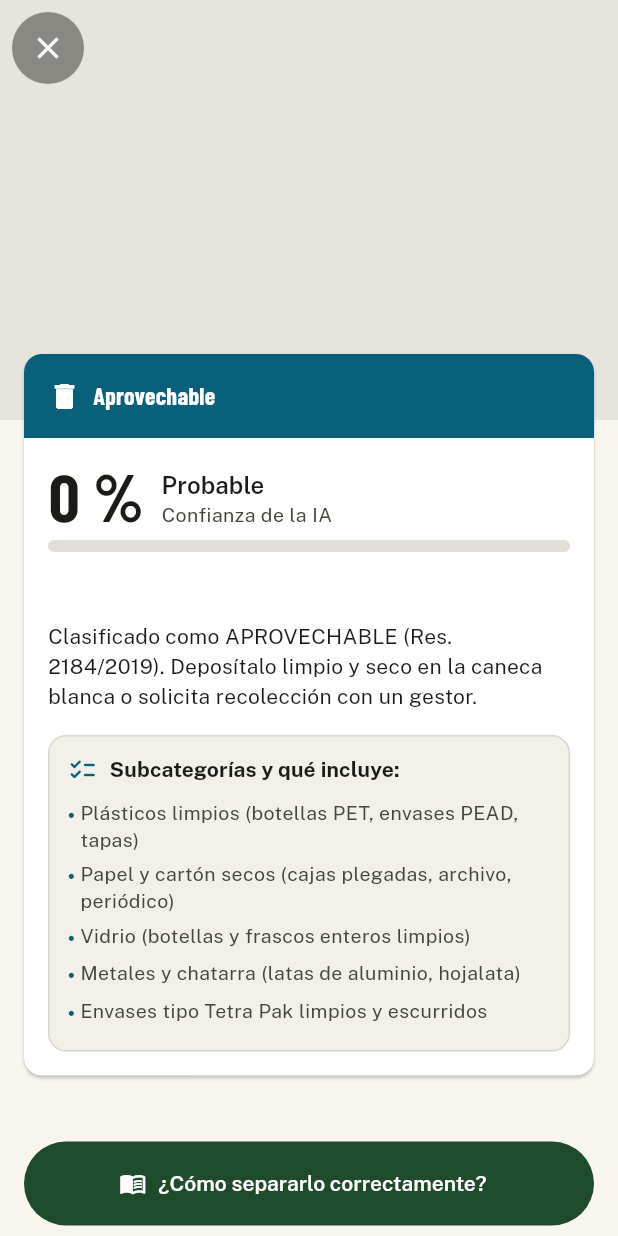
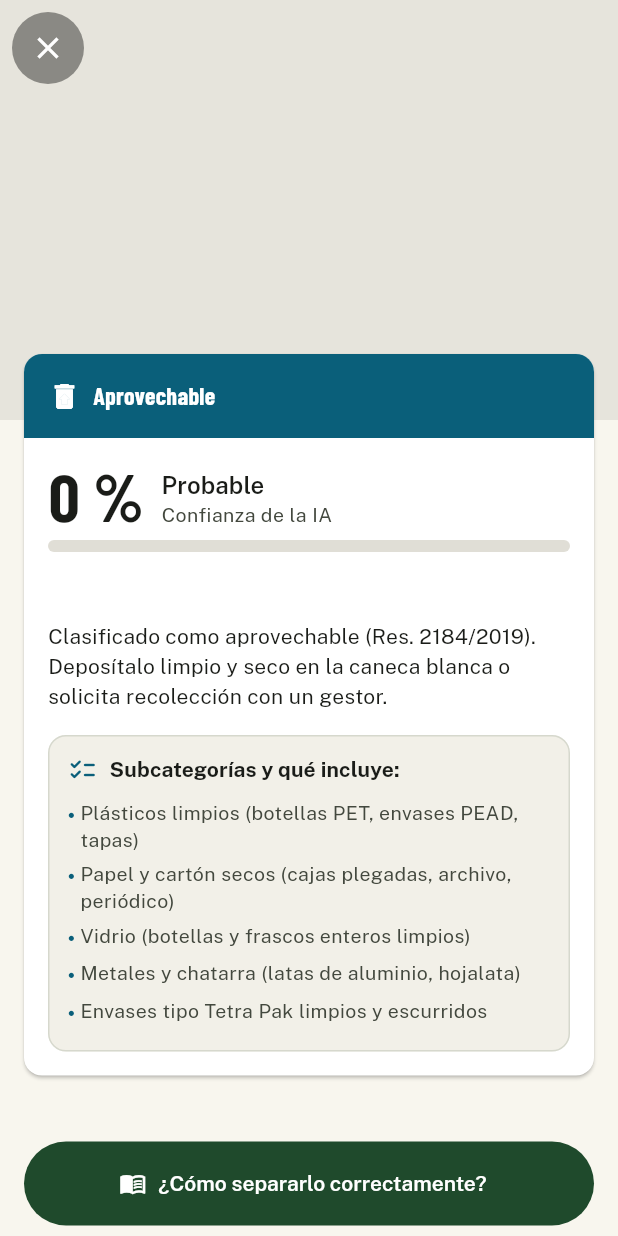
Before and after one commit to C3RLOSMORENO/EcoResiduos, a Flutter app: the ResultadoScreen screen opened directly with empty values, on a phone screen of 412 x 824 dp. Run offline on Flutter 3.47's test engine with Material 3 defaults, Android fonts, the phone set to English and light mode, and no system bars; our stand-ins replace cached_network_image, camera, file_picker, flutter_animate, geolocator, google_fonts and 5 more; missing offline and left inert: tflite_flutter; accounts and stored records are empty.

Commit message:
Normalizar textos a formato oracion y corregir enlaces normativos

```diff
--- a/app/lib/data/guia_categorias.dart
+++ b/app/lib/data/guia_categorias.dart
@@ -112,13 +112,13 @@ const subcategoriasPorCategoria = <Categoria, List<String>>{
 };
 
 // Enlace canónico a la Resolución 2184 de 2019 (Código Nacional de Colores).
-const _urlRes2184 = 'https://www.suin-juriscol.gov.co/viewDocument.asp?ruta=Resoluciones/30039705';
+const _urlRes2184 = 'https://www.minambiente.gov.co/wp-content/uploads/2021/08/resolucion-2184-de-2019.pdf';
 
 const guiasPorCategoria = <Categoria, GuiaCategoria>{
   Categoria.aprovechable: GuiaCategoria(
     normativa: 'Resolución 2184 de 2019 (MinAmbiente) / Decreto 1077 de 2015',
     urlNormativa: _urlRes2184,
-    codigoColor: 'Caneca o Bolsa Blanca (Aprovechables limpios)',
+    codigoColor: 'Caneca o bolsa blanca (aprovechables limpios)',
     articuloClave:
         'Separación en la fuente obligatoria de materiales limpios y secos para reincorporación al ciclo productivo.',
     queEs:
@@ -139,12 +139,12 @@ const guiasPorCategoria = <Categoria, GuiaCategoria>{
     entregar:
         'En la caneca o bolsa blanca, a la organización de recicladores de oficio de tu sector o a un gestor ambiental registrado en EcoResiduos.',
     consejoResultado:
-        'Clasificado como APROVECHABLE (Res. 2184/2019). Deposítalo limpio y seco en la caneca blanca o solicita recolección con un gestor.',
+        'Clasificado como aprovechable (Res. 2184/2019). Deposítalo limpio y seco en la caneca blanca o solicita recolección con un gestor.',
   ),
   Categoria.peligroso: GuiaCategoria(
     normativa: 'Decreto 1076 de 2015 (Título 6 - RESPEL) / Ley 1252 de 2008',
-    urlNormativa: 'https://www.suin-juriscol.gov.co/viewDocument.asp?id=30019960',
-    codigoColor: 'Canal Posconsumo / Gestor Licenciado (CRETIB)',
+    urlNormativa: 'https://www.minambiente.gov.co/wp-content/uploads/2021/06/Decreto-1076-de-2015.pdf',
+    codigoColor: 'Canal posconsumo / gestor licenciado (CRETIB)',
     articuloClave:
         'Prohibición estricta de disposición en rellenos sanitarios o espacio público; manejo exclusivo por gestores autorizados.',
     queEs:
@@ -165,12 +165,12 @@ const guiasPorCategoria = <Categoria, GuiaCategoria>{
     entregar:
         'En puntos de recolección posconsumo autorizados (Lúmina, Pilas con el Ambiente, Recoenergy, CampoLimpio) o a un gestor con Licencia Ambiental emitida por la autoridad competente (CDMB, AMB, CAS, ANLA).',
     consejoResultado:
-        'Clasificado como RESIDUO PELIGROSO (Decreto 1076/2015). No lo arrojes a la basura ni lo viertas por el desagüe. Requiere entrega a gestor RESPEL autorizado.',
+        'Clasificado como residuo peligroso (Decreto 1076/2015). No lo arrojes a la basura ni lo viertas por el desagüe. Requiere entrega a gestor RESPEL autorizado.',
   ),
   Categoria.raee: GuiaCategoria(
     normativa: 'Ley 1672 de 2013 (Gestión Integral de RAEE) / Decreto 284 de 2018',
-    urlNormativa: 'https://www.suin-juriscol.gov.co/viewDocument.asp?id=1687564',
-    codigoColor: 'Punto Posconsumo RAEE / Desensamble Técnico',
+    urlNormativa: 'https://www.minambiente.gov.co/wp-content/uploads/2021/06/ley-1672-2013.pdf',
+    codigoColor: 'Punto posconsumo RAEE / desensamble técnico',
     articuloClave:
         'Principio de Responsabilidad Extendida del Productor (REP) y prohibición de disposición en rellenos sanitarios.',
     queEs:
@@ -195,8 +195,8 @@ const guiasPorCategoria = <Categoria, GuiaCategoria>{
   ),
   Categoria.rcd: GuiaCategoria(
     normativa: 'Resolución 1257 de 2021 (Modifica Res. 0472/2017 MinAmbiente)',
-    urlNormativa: 'https://www.minambiente.gov.co/document/resolucion-1257-de-2021/',
-    codigoColor: 'Acopio en Obra / Escombrera o Planta RCD Autorizada',
+    urlNormativa: 'https://www.minambiente.gov.co/wp-content/uploads/2021/12/Resolucion-1257-de-2021.pdf',
+    codigoColor: 'Acopio en obra / escombrera o planta RCD autorizada',
     articuloClave:
         'Obligación del generador de garantizar transporte en volquetas registradas y entrega exclusiva en Sitios de Disposición Final o Plantas RCD con Licencia.',
     queEs:
@@ -220,9 +220,9 @@ const guiasPorCategoria = <Categoria, GuiaCategoria>{
         'Clasificado como RCD (Res. 1257/2021). No apto para el servicio de aseo ordinario. Requiere acopio en obra y transporte a escombrera o planta autorizada.',
   ),
   Categoria.riesgoBiologico: GuiaCategoria(
-    normativa: 'Resolución 1164 de 2002 (Manual MPGIRH) / Decreto 780 de 2016 y Decreto 1076 de 2015',
-    urlNormativa: 'https://www.suin-juriscol.gov.co/viewDocument.asp?id=1614508',
-    codigoColor: 'Bolsa y Caneca Roja / Guardián de Seguridad para Cortopunzantes',
+    normativa: 'Resolución 591 de 2024 y Res. 1164 de 2002 / Decreto 780 de 2016 y Decreto 1076 de 2015',
+    urlNormativa: 'https://www.minsalud.gov.co/Normatividad_Nuevo/Resoluci%C3%B3n%20No%20591%20de%202024.pdf',
+    codigoColor: 'Bolsa y caneca roja / guardián de seguridad para cortopunzantes',
     articuloClave:
         'Manejo riguroso de bioseguridad, rotulado obligatorio de riesgo biológico y tratamiento mediante autoclave o incineración autorizada.',
     queEs:
@@ -243,12 +243,12 @@ const guiasPorCategoria = <Categoria, GuiaCategoria>{
     entregar:
         'A un gestor autorizado de residuos hospitalarios e infecciosos con vehículo recolector acondicionado y planta de tratamiento térmico certificada.',
     consejoResultado:
-        'Clasificado como RIESGO BIOLÓGICO (Res. 1164/2002). Usa bolsa roja y deposita agujas en guardián rígido. Entrega obligatoria a ruta hospitalaria.',
+        'Clasificado como riesgo biológico (Res. 591/2024). Usa bolsa roja y deposita agujas en guardián rígido. Entrega obligatoria a ruta hospitalaria.',
   ),
   Categoria.organico: GuiaCategoria(
     normativa: 'Resolución 2184 de 2019 (Código Nacional de Colores)',
     urlNormativa: _urlRes2184,
-    codigoColor: 'Caneca o Bolsa Verde (Orgánicos aprovechables)',
+    codigoColor: 'Caneca o bolsa verde (orgánicos aprovechables)',
     articuloClave: 'Aprovechamiento biológico mediante compostaje, lombricultura o generación de biomasa.',
     queEs:
         'Residuos biodegradables de origen vegetal y animal que se descomponen naturalmente mediante procesos biológicos, aptos para transformación en enmiendas orgánicas del suelo (compost o abono) y biogás.',
@@ -268,12 +268,12 @@ const guiasPorCategoria = <Categoria, GuiaCategoria>{
     entregar:
         'En la caneca verde para la ruta municipal de orgánicos o en proyectos locales de compostaje comunitario.',
     consejoResultado:
-        'Clasificado como ORGÁNICO APROVECHABLE (Res. 2184/2019). Deposítalo en la caneca verde o utilízalo en compostaje.',
+        'Clasificado como orgánico aprovechable (Res. 2184/2019). Deposítalo en la caneca verde o utilízalo en compostaje.',
   ),
   Categoria.ordinario: GuiaCategoria(
     normativa: 'Resolución 2184 de 2019 / Decreto 1077 de 2015 (Servicio Público de Aseo)',
     urlNormativa: _urlRes2184,
-    codigoColor: 'Caneca o Bolsa Negra (No aprovechables)',
+    codigoColor: 'Caneca o bolsa negra (no aprovechables)',
     articuloClave:
         'Disposición final técnica y sanitaria en relleno sanitario autorizado (ej. Parque Tecnológico El Carrasco).',
     queEs:
@@ -292,6 +292,6 @@ const guiasPorCategoria = <Categoria, GuiaCategoria>{
     ],
     entregar: 'En la caneca o bolsa negra para el camión compactador del servicio público de aseo domiciliario.',
     consejoResultado:
-        'Clasificado como NO APROVECHABLE (Res. 2184/2019). Deposítalo en la bolsa negra para el servicio regular de aseo urbano.',
+        'Clasificado como no aprovechable (Res. 2184/2019). Deposítalo en la bolsa negra para el servicio regular de aseo urbano.',
   ),
 };
--- a/app/lib/features/solicitudes/models/material_residuo.dart
+++ b/app/lib/features/solicitudes/models/material_residuo.dart
@@ -29,11 +29,11 @@ class MaterialResiduo {
     return MaterialResiduo(
       id: (map['id'] as num).toInt(),
       codigo: map['codigo']?.toString(),
-      nombreComun: formatoNombre((map['nombre_comun'] ?? '').toString()),
+      nombreComun: formatoOracion((map['nombre_comun'] ?? '').toString()),
       descripcion: map['descripcion'] != null ? formatoOracion(map['descripcion'].toString()) : null,
       categoria: (map['categoria'] ?? '').toString(),
-      guiaManejo: map['guia_manejo']?.toString(),
-      subcategoria: map['subcategoria'] != null ? formatoNombre(map['subcategoria'].toString()) : null,
+      guiaManejo: map['guia_manejo'] != null ? formatoOracion(map['guia_manejo'].toString()) : null,
+      subcategoria: map['subcategoria'] != null ? formatoOracion(map['subcategoria'].toString()) : null,
       advertenciaManejo: map['advertencia_manejo'] != null ? formatoOracion(map['advertencia_manejo'].toString()) : null,
       createdAt: map['created_at'] != null ? DateTime.tryParse(map['created_at'].toString()) : null,
     );
--- a/app/lib/features/solicitudes/models/solicitud_recoleccion.dart
+++ b/app/lib/features/solicitudes/models/solicitud_recoleccion.dart
@@ -105,7 +105,7 @@ class SolicitudRecoleccion {
       recolectadoAt: map['recolectado_at'] != null ? DateTime.tryParse(map['recolectado_at'].toString()) : null,
       confirmadoAt: map['confirmado_at'] != null ? DateTime.tryParse(map['confirmado_at'].toString()) : null,
       problemaReportado: map['problema_reportado'] == true || map['problema_reportado'] == 'true',
-      problemaDetalle: map['problema_detalle']?.toString(),
+      problemaDetalle: map['problema_detalle'] != null ? formatoOracion(map['problema_detalle'].toString()) : null,
       gestorAsignadoId: (map['gestor_asignado_id'] as num?)?.toInt(),
       certificadoUrl: map['certificado_url']?.toString(),
       certificadoTipo: TipoCertificado.desde(map['certificado_tipo']?.toString()),
--- a/app/lib/models/historial_escaneo_ia.dart
+++ b/app/lib/models/historial_escaneo_ia.dart
@@ -1,3 +1,5 @@
+import '../utils/formato.dart';
+
 /// Modelo de dominio para la tabla 'public.historial_escaneos_ia'.
 class HistorialEscaneoIa {
   final int? id;
@@ -23,7 +25,7 @@ class HistorialEscaneoIa {
     return HistorialEscaneoIa(
       id: (map['id'] as num?)?.toInt(),
       usuarioId: (map['usuario_id'] ?? '').toString(),
-      nombreDetectado: (map['nombre_detectado'] ?? '').toString(),
+      nombreDetectado: formatoOracion((map['nombre_detectado'] ?? '').toString()),
       categoriaDetectada: (map['categoria_detectada'] ?? '').toString(),
       nivelConfianza: (map['nivel_confianza'] as num?)?.toDouble() ?? 0.0,
       imagenPath: (map['imagen_path'] ?? '').toString(),
--- a/app/lib/models/notificacion.dart
+++ b/app/lib/models/notificacion.dart
@@ -1,3 +1,5 @@
+import '../utils/formato.dart';
+
 /// Aviso de la tabla `notificaciones`. Lo crean los triggers del servidor
 /// cuando cambia una solicitud o una postulación del usuario.
 class Notificacion {
@@ -13,7 +15,7 @@ class Notificacion {
   factory Notificacion.fromMap(Map<String, dynamic> map) => Notificacion(
     id: (map['id'] as num).toInt(),
     tipo: (map['tipo'] ?? '').toString().toUpperCase(),
-    titulo: (map['titulo'] ?? '').toString(),
+    titulo: formatoOracion((map['titulo'] ?? '').toString()),
     solicitudId: (map['solicitud_id'] as num?)?.toInt(),
     leidaAt: map['leida_at'] != null ? DateTime.tryParse(map['leida_at'].toString()) : null,
     createdAt: DateTime.tryParse(map['created_at']?.toString() ?? '') ?? DateTime.now(),
--- a/app/lib/screens/residuos_screen.dart
+++ b/app/lib/screens/residuos_screen.dart
@@ -171,7 +171,7 @@ class _CatalogoResiduosState extends State<CatalogoResiduos> {
                         crossAxisAlignment: CrossAxisAlignment.start,
                         children: [
                           Text(
-                            'Normativa Nacional de Separación',
+                            'Normativa nacional de separación',
                             style: Theme.of(context).textTheme.titleSmall?.copyWith(
                               fontWeight: FontWeight.bold,
                               color: Theme.of(context).colorScheme.onSurface,
--- a/app/lib/screens/resultado_screen.dart
+++ b/app/lib/screens/resultado_screen.dart
@@ -55,7 +55,7 @@ class ResultadoScreen extends StatelessWidget {
                     CategoriaBanner(
                       categoria: categoria,
                       height: 56,
-                      label: categoria == Categoria.raee ? 'Eléctricos y Electrónicos (RAEE)' : null,
+                      label: categoria == Categoria.raee ? 'Eléctricos y electrónicos (RAEE)' : null,
                     ),
                     Padding(
                       padding: const EdgeInsets.all(EcoSpace.s16),
```
Also changed, not shown: app/lib/utils/formato.dart (+83 -18 lines), 9 other files.
